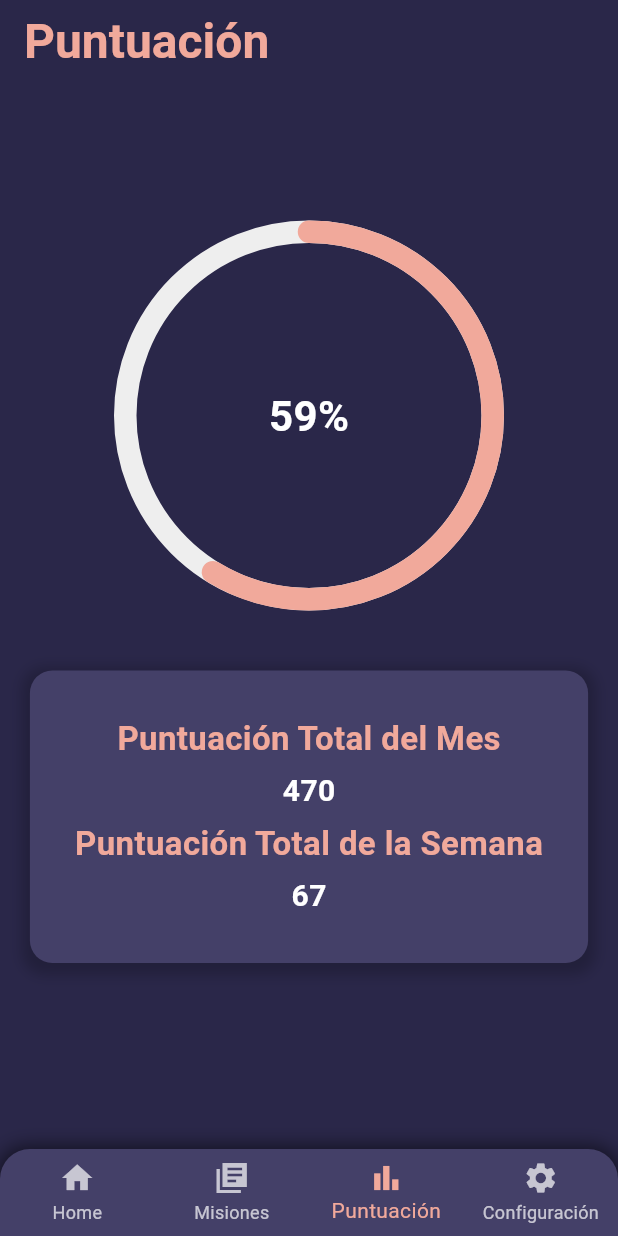
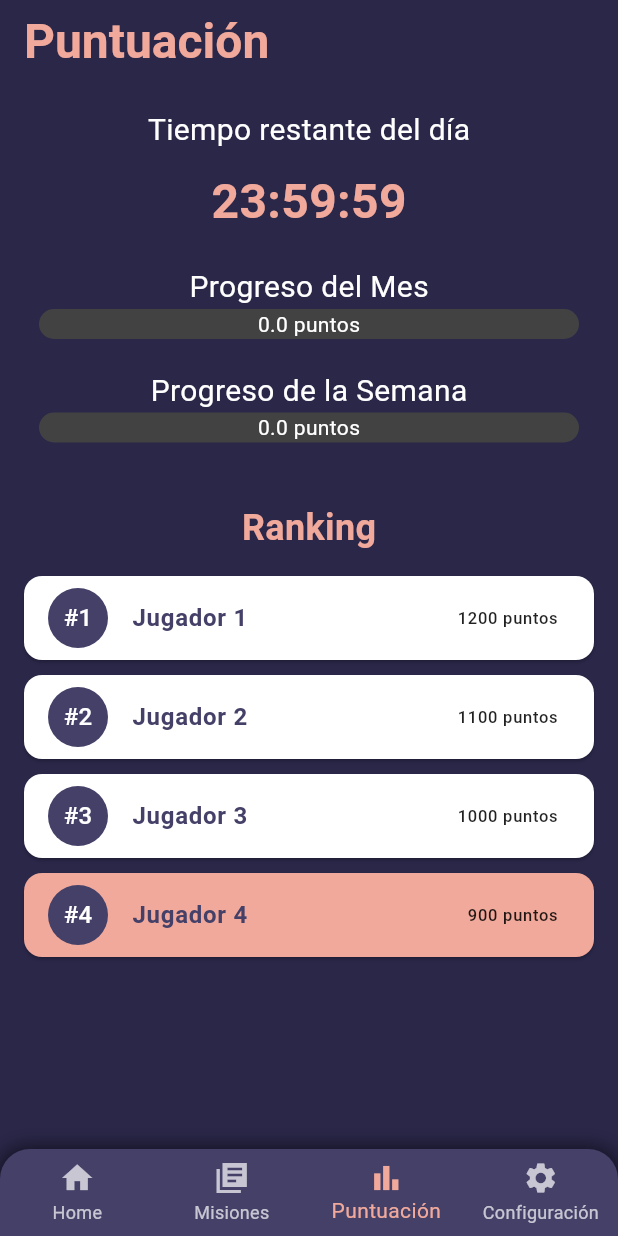
Before and after one commit to SFP95/msproject, a Flutter app: the screen it shows after launch, item 3 of the bottom bar chosen, on a phone screen of 412 x 824 dp. Run offline on Flutter 3.47's test engine with Material 3 defaults, Android fonts, the light colour scheme and no system bars; drawn by our look-alikes of percent_indicator; our stand-ins replace shared_preferences.

Commit message:
creacion clase y replateamiento de puntuación

```diff
--- a/lib/screening/DiaryMisions_screening.dart
+++ b/lib/screening/DiaryMisions_screening.dart
@@ -30,13 +30,10 @@ class _MisionsPage extends State<MisionsPage> {
 
   Future<void> _loadMissions() async {
     try {
-      // Cargar el contenido del archivo JSON
-      final String jsonString = await DefaultAssetBundle.of(context).loadString('assets/misiones.json');
-
-      // Decodificar el contenido JSON
+      final String jsonString =
+      await DefaultAssetBundle.of(context).loadString('assets/misiones.json');
       final Map<String, dynamic> jsonResponse = json.decode(jsonString);
 
-      // Asignar las misiones a la lista
       missions = List<Map<String, dynamic>>.from(
         jsonResponse['misiones'].map((mission) {
           return {
@@ -47,22 +44,16 @@ class _MisionsPage extends State<MisionsPage> {
           };
         }),
       );
-      //print("Misiones cargadas: $missions"); // Debug: Verificar misiones cargadas
     } catch (e) {
-      //print("Error al cargar las misiones: $e"); // Debug: Mostrar errores
+      print("Error al cargar las misiones: $e");
     }
   }
-
-
 
   Future<void> _loadDailyState() async {
     final prefs = await SharedPreferences.getInstance();
     final todayKey = _generateTodayKey();
 
-    // Cargar puntos acumulados
     dayPoints = prefs.getInt('${todayKey}_points') ?? 0;
-
-    // Cargar misiones asignadas
     final missionsString = prefs.getString('${todayKey}_missions');
     if (missionsString != null) {
       userMissions = List<Map<String, dynamic>>.from(json.decode(missionsString));
@@ -103,7 +94,7 @@ class _MisionsPage extends State<MisionsPage> {
     final now = DateTime.now();
     final nextMidnight = DateTime(now.year, now.month, now.day + 1);
     setState(() {
-      _timeLeft = nextMidnight.difference(now); // Inicializar correctamente
+      _timeLeft = nextMidnight.difference(now);
     });
 
     _timer = Timer.periodic(Duration(seconds: 1), (timer) {
@@ -116,7 +107,6 @@ class _MisionsPage extends State<MisionsPage> {
       }
     });
   }
-
 
   Future<void> _resetDailyMissions() async {
     _timer.cancel();
--- a/lib/screening/Home_Screening.dart
+++ b/lib/screening/Home_Screening.dart
@@ -15,16 +15,55 @@ class Home extends StatefulWidget {
 class _HomePageState extends State<Home> {
   int _selectedIndex = 0;
 
-  // Lista de páginas con sus respectivas clases
-  final List<Widget> _pages = [
-    RulesPage(),
-    MisionsPage(),
-    PuntuacionPage(),
-    //ConfiguracionPage(),
-    LoginPage(),
-    //RegistroPage()
-  ];
+  double _dayPoints = 0.0;  // Puntos del día
+  double _weekPoints = 0.0; // Puntos de la semana
+  double _monthPoints = 0.0; // Puntos del mes
 
+  // Lista de páginas con sus respectivas clases, pasando los parámetros
+  final List<Widget> _pages = [];
+
+  @override
+  void initState() {
+    super.initState();
+    // Inicializamos las páginas con los datos necesarios
+    _pages.addAll([
+      RulesPage(),
+      MisionsPage(),
+      PuntuacionPage(
+        dayPoints: _dayPoints,
+        weekPoints: _weekPoints,
+        monthPoints: _monthPoints,
+        onDayEndCallback: _handleDayEnd,
+        onWeekEndCallback: _handleWeekEnd,
+        onMonthEndCallback: _handleMonthEnd,
+        remainingTime: Duration(days: 1),
+      ),
+      LoginPage(),
+    ]);
+  }
+
+  // Callback que reinicia los puntos del día
+  void _handleDayEnd() {
+    setState(() {
+      _dayPoints = 0.0;
+    });
+  }
+
+  // Callback que reinicia los puntos de la semana
+  void _handleWeekEnd() {
+    setState(() {
+      _weekPoints = 0.0;
+    });
+  }
+
+  // Callback que reinicia los puntos del mes
+  void _handleMonthEnd() {
+    setState(() {
+      _monthPoints = 0.0;
+    });
+  }
+
+  // Función que se llama cuando un item del BottomNavigationBar es seleccionado
   void _onItemTapped(int index) {
     setState(() {
       _selectedIndex = index;
@@ -34,12 +73,11 @@ class _HomePageState extends State<Home> {
   @override
   Widget build(BuildContext context) {
     return Scaffold(
-      backgroundColor: Color.fromARGB(255, 42, 39, 73), // fonde detras del menu
+      backgroundColor: Color.fromARGB(255, 42, 39, 73), // fondo del cuerpo
       body: Container(
         color: Color.fromARGB(255, 42, 39, 73),
-        //255, 68, 64, 104
         child: SafeArea(
-          child: _pages[_selectedIndex],
+          child: _pages[_selectedIndex], // Cargar la página seleccionada
         ),
       ),
       bottomNavigationBar: Container(
@@ -56,7 +94,6 @@ class _HomePageState extends State<Home> {
         child: ClipRRect(
           borderRadius: BorderRadius.vertical(top: Radius.circular(20)),
           child: BottomNavigationBar(
-
             items: const <BottomNavigationBarItem>[
               BottomNavigationBarItem(
                 icon: Icon(Icons.home),
--- a/lib/screening/Ranking_screening.dart
+++ b/lib/screening/Ranking_screening.dart
@@ -1,124 +1,220 @@
+import 'dart:async';
 import 'package:flutter/material.dart';
-import 'package:percent_indicator/percent_indicator.dart';
+import 'package:percent_indicator/linear_percent_indicator.dart';
 
 class PuntuacionPage extends StatefulWidget {
+  final double dayPoints; // Puntuación diaria desde la clase Misiones
+  final Duration remainingTime; // Temporizador sincronizado con Misiones
+  final Function onDayEndCallback; // Callback cuando el día termina
+  final Function onWeekEndCallback; // Callback cuando la semana termina
+  final Function onMonthEndCallback; // Callback cuando el mes termina
+
+  PuntuacionPage({
+    required this.dayPoints,
+    required this.remainingTime,
+    required this.onDayEndCallback,
+    required this.onWeekEndCallback,
+    required this.onMonthEndCallback,
+    required double monthPoints,
+    required double weekPoints,
+  });
+
   @override
-  State<PuntuacionPage> createState() => _PuntuacionPage();
+  State<PuntuacionPage> createState() => _PuntuacionPageState();
 }
 
-class _PuntuacionPage extends State<PuntuacionPage> {
-  // Puntuación mensual en formato de porcentaje (0.0 a 1.0)
-  final List<double> monthlyScores = [0.7, 0.8, 0.5, 0.9, 0.6, 0.4, 0.8];
-  double dailyScore = 0.0; // Puntuación del día (será sumada a la lista de puntuaciones mensuales)
+class _PuntuacionPageState extends State<PuntuacionPage> {
+  late Timer timer;
+  late Duration remainingTime;
+
+  double dayPoints = 0.0;
+  double weekPoints = 0.0;
+  double monthPoints = 0.0;
+
+  @override
+  void initState() {
+    super.initState();
+    remainingTime = widget.remainingTime;
+    dayPoints = widget.dayPoints;
+    _startCountdown();
+  }
+
+  void _startCountdown() {
+    timer = Timer.periodic(Duration(seconds: 1), (timer) {
+      if (remainingTime.inSeconds > 0) {
+        setState(() {
+          remainingTime -= Duration(seconds: 1);
+        });
+      } else {
+        timer.cancel();
+        _onDayEnd();
+      }
+    });
+  }
+
+  void _onDayEnd() {
+    setState(() {
+      weekPoints += dayPoints;
+      monthPoints += dayPoints;
+      dayPoints = 0; // Reinicia los puntos diarios
+    });
+    widget.onDayEndCallback(); // Llama al callback de la clase Misiones
+
+    // Verifica si termina la semana
+    if (_isEndOfWeek()) {
+      widget.onWeekEndCallback(); // Callback para el final de la semana
+      setState(() {
+        weekPoints = 0; // Reinicia los puntos semanales
+      });
+    }
+
+    // Verifica si termina el mes
+    if (_isEndOfMonth()) {
+      widget.onMonthEndCallback(); // Callback para el final del mes
+      setState(() {
+        monthPoints = 0; // Reinicia los puntos mensuales
+      });
+    }
+  }
+
+  bool _isEndOfWeek() {
+    return DateTime.now().weekday == DateTime.sunday;
+  }
+
+  bool _isEndOfMonth() {
+    final now = DateTime.now();
+    final lastDayOfMonth = DateTime(now.year, now.month + 1, 0);
+    return now.day == lastDayOfMonth.day;
+  }
+
+  String _formatDuration(Duration duration) {
+    final hours = duration.inHours.toString().padLeft(2, '0');
+    final minutes = (duration.inMinutes % 60).toString().padLeft(2, '0');
+    final seconds = (duration.inSeconds % 60).toString().padLeft(2, '0');
+    return "$hours:$minutes:$seconds";
+  }
+
+  @override
+  void dispose() {
+    timer.cancel();
+    super.dispose();
+  }
 
   @override
   Widget build(BuildContext context) {
-    // Calculamos el total de la puntuación mensual
-    double totalScore = monthlyScores.fold(0.0, (sum, score) => sum + score) + dailyScore;
-    double averageScore = totalScore / (monthlyScores.length + 1); // Promedio total
-
-    // Calculamos la puntuación de la semana (usamos solo los primeros 7 días para simplificar)
-    double weeklyScore = monthlyScores.sublist(0, 7).fold(0.0, (sum, score) => sum + score) / 7;
-
     return Scaffold(
       appBar: AppBar(
-        title: Text("Puntuación",
+        title: Text(
+          "Puntuación",
           style: TextStyle(
+            fontWeight: FontWeight.bold,
             fontSize: 32,
-                fontWeight: FontWeight.bold,
-                color: Color(0xFFF1A99B))),
-        backgroundColor: Color.fromARGB(255, 42, 39, 73), // Color oscuro para la app bar
+            color: Color(0xFFF1A99B),
           ),
-      backgroundColor: Color.fromARGB(255, 42, 39, 73), // Fondo claro para dar contraste
-      body: Center(
-        child: Padding(
-          padding: const EdgeInsets.all(1.0),
-          child: Column(
-            crossAxisAlignment: CrossAxisAlignment.center,
-            children: [
-              SizedBox(height: 90),
-              // Círculo que muestra la puntuación promedio
-              CircularPercentIndicator(
-                radius: 130.0, // Tamaño más grande del círculo
-                lineWidth: 15.0, // Grosor de la línea
-                percent: averageScore, // Valor de la puntuación promedio
-                center: Text(
-                  "${(averageScore * 100).toStringAsFixed(0)}%",
-                  style: TextStyle(fontSize: 28,
-                      fontWeight: FontWeight.bold,
-                      color: Colors.white),
         ),
-                progressColor: Color(0xFFF1A99B), // Color suave y cálido para la barra de progreso
-                backgroundColor: Colors.grey[200]!, // Fondo gris claro
-                circularStrokeCap: CircularStrokeCap.round, // Bordes redondeados
+        backgroundColor: Color.fromARGB(255, 42, 39, 73),
       ),
-              SizedBox(height: 40),
-
-              // Sección con las puntuaciones
-              Container(
-                padding: EdgeInsets.all(30),
-                decoration: BoxDecoration(
-                  color: Color.fromARGB(255, 68, 64, 104),
-                  borderRadius: BorderRadius.circular(15),
-                  boxShadow: [
-                    BoxShadow(
-                      color: Colors.black.withOpacity(0.2),
-                      spreadRadius: 5,
-                      blurRadius: 7,
-                      offset: Offset(0, 3),
-                    ),
-                  ],
-                ),
+      backgroundColor: Color.fromARGB(255, 42, 39, 73),
+      body: Padding(
+        padding: const EdgeInsets.all(16.0),
         child: Column(
           crossAxisAlignment: CrossAxisAlignment.center,
           children: [
             Text(
-                      "Puntuación Total del Mes",
+              "Tiempo restante del día",
+              style: TextStyle(fontSize: 20, color: Colors.white),
+            ),
+            SizedBox(height: 10),
+            Text(
+              _formatDuration(remainingTime),
               style: TextStyle(
-                          fontSize: 22,
+                fontSize: 32,
                 fontWeight: FontWeight.bold,
-                          color: Color(0xFFF1A99B)),
+                color: Color(0xFFF1A99B),
               ),
-                    SizedBox(height: 5),
+            ),
+            SizedBox(height: 20),
+            // Barra de progreso mensual
             Text(
-                      "${(totalScore * 100).toStringAsFixed(0)}",
+              "Progreso del Mes",
+              style: TextStyle(fontSize: 20, color: Colors.white),
+            ),
+            LinearPercentIndicator(
+              lineHeight: 20.0,
+              percent: monthPoints / 1000, // Ajusta el divisor si necesitas otra escala
+              center: Text(
+                "${monthPoints.toStringAsFixed(1)} puntos",
+                style: TextStyle(color: Colors.white),
+              ),
+              linearStrokeCap: LinearStrokeCap.roundAll,
+              backgroundColor: Colors.grey[800],
+              progressColor: Color(0xFFF1A99B),
+            ),
+            SizedBox(height: 20),
+            // Barra de progreso semanal
+            Text(
+              "Progreso de la Semana",
+              style: TextStyle(fontSize: 20, color: Colors.white),
+            ),
+            LinearPercentIndicator(
+              lineHeight: 20.0,
+              percent: weekPoints / 500, // Ajusta el divisor si necesitas otra escala
+              center: Text(
+                "${weekPoints.toStringAsFixed(1)} puntos",
+                style: TextStyle(color: Colors.white),
+              ),
+              linearStrokeCap: LinearStrokeCap.roundAll,
+              backgroundColor: Colors.grey[800],
+              progressColor: Color(0xFFF1A99B),
+            ),
+            SizedBox(height: 40),
+            // Ranking
+            Text(
+              "Ranking",
               style: TextStyle(
-                          fontSize: 20,
+                fontSize: 24,
                 fontWeight: FontWeight.bold,
-                          color: Colors.white),
+                color: Color(0xFFF1A99B),
               ),
-                    SizedBox(height: 5),
-                    Text(
-                      "Puntuación Total de la Semana",
+            ),
+            SizedBox(height: 10),
+            Expanded(
+              child: ListView.builder(
+                itemCount: 4, // Ajusta este número según el ranking dinámico
+                itemBuilder: (context, index) {
+                  final isCurrentUser = index == 3; // Ajusta esto según tu lógica
+                  return Card(
+                    color: isCurrentUser
+                        ? Color(0xFFF1A99B)
+                        : Colors.white,
+                    margin: EdgeInsets.symmetric(vertical: 5),
+                    child: ListTile(
+                      leading: CircleAvatar(
+                        backgroundColor: Color.fromARGB(255, 68, 64, 104),
+                        child: Text(
+                          "#${index + 1}",
+                          style: TextStyle(color: Colors.white),
+                        ),
+                      ),
+                      title: Text(
+                        "Jugador ${index + 1}",
                         style: TextStyle(
-                          fontSize: 22,
                           fontWeight: FontWeight.bold,
-                          color: Color(0xFFF1A99B)),
+                          color: Color.fromARGB(255, 68, 64, 104),
                         ),
-                    SizedBox(height: 5),
-                    Text(
-                      "${(weeklyScore * 100).toStringAsFixed(0)}",
-                      style: TextStyle(
-                          fontSize: 20,
-                          fontWeight: FontWeight.bold,
-                          color: Colors.white),
+                      ),
+                      trailing: Text(
+                        "${(1200 - (index * 100))} puntos",
+                        style: TextStyle(color: Colors.black87),
+                      ),
+                    ),
+                  );
+                },
+              ),
             ),
           ],
         ),
       ),
-              SizedBox(height: 40),
-            ],
-          ),
-        ),
-      ),
     );
   }
-
-  // Función para actualizar la puntuación diaria desde la segunda vista
-  void updateDailyScore(double score) {
-    setState(() {
-      dailyScore = score;
-      monthlyScores.add(score); // Se añade la puntuación diaria a la lista mensual
-    });
 }
-}
--- /dev/null
+++ b/lib/store/Temporizador.dart
@@ -0,0 +1,43 @@
+import 'dart:async';
+
+class Temporizador {
+  late Timer _timer;
+  late Duration _timeLeft;
+  final Duration duration; // Duración inicial del temporizador
+  final Function(Duration) onTick; // Callback para notificar cada tick
+  final Function onComplete; // Callback para notificar cuando el tiempo llegue a 0
+
+  Temporizador({
+    required this.duration,
+    required this.onTick,
+    required this.onComplete,
+  }) {
+    _timeLeft = duration;
+  }
+
+  void start() {
+    _timer = Timer.periodic(Duration(seconds: 1), (timer) {
+      if (_timeLeft.inSeconds > 0) {
+        _timeLeft -= Duration(seconds: 1);
+        onTick(_timeLeft);
+      } else {
+        _timer.cancel();
+        onComplete();
+      }
+    });
+  }
+
+  void reset(Duration newDuration) {
+    stop();
+    _timeLeft = newDuration;
+    start();
+  }
+
+  void stop() {
+    if (_timer.isActive) {
+      _timer.cancel();
+    }
+  }
+
+  Duration get timeLeft => _timeLeft;
+}
```
Lines whose indentation alone changed are shown as unchanged.
